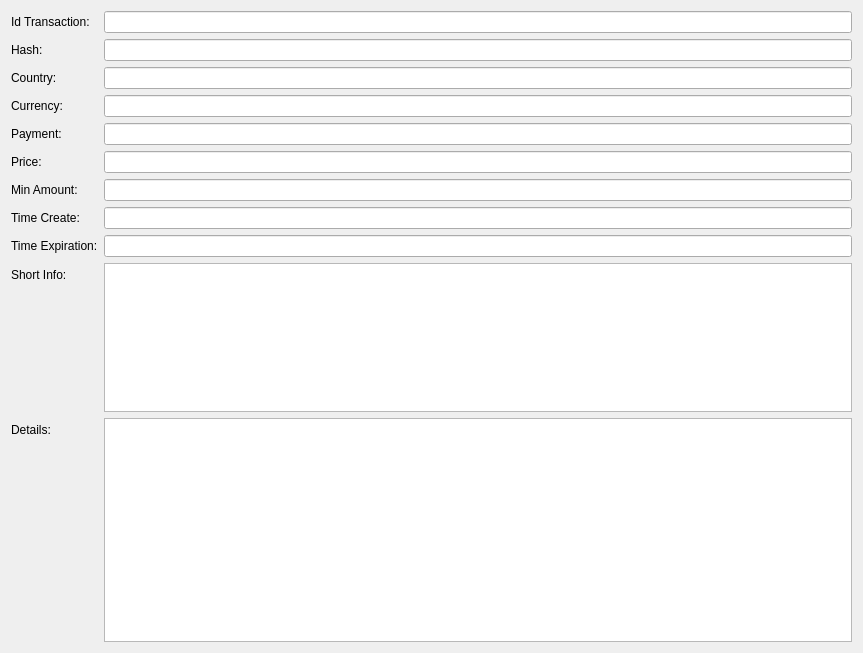
ivansib/sibcoin-old, file src/qt/forms/offerdetails.ui: the form before one commit.
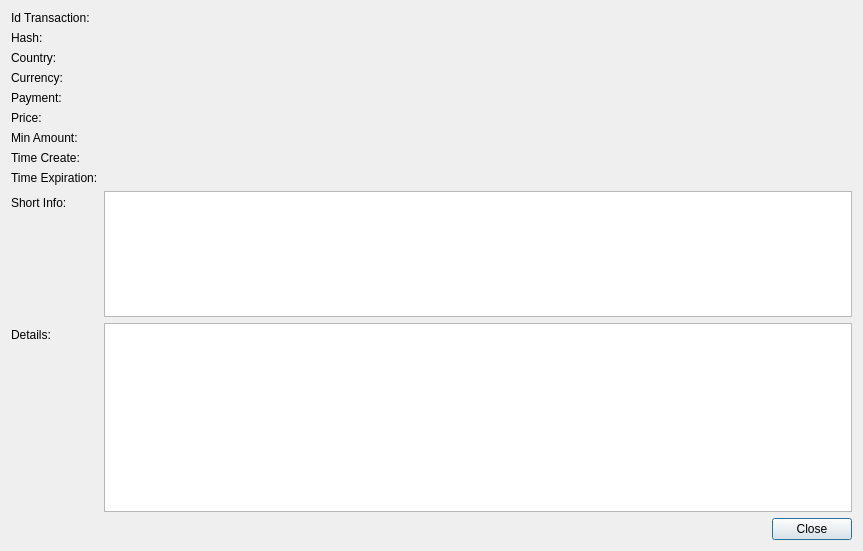
The form after the commit.

Commit message: edit form OfferDetails

Diff of the .ui file:
```diff
--- a/src/qt/forms/offerdetails.ui
+++ b/src/qt/forms/offerdetails.ui
@@ -7,7 +7,7 @@
     <x>0</x>
     <y>0</y>
     <width>863</width>
-    <height>653</height>
+    <height>551</height>
    </rect>
   </property>
   <property name="windowTitle">
@@ -22,9 +22,18 @@
     </widget>
    </item>
    <item row="0" column="1">
-    <widget class="QLineEdit" name="lEditId">
-     <property name="readOnly">
-      <bool>true</bool>
+    <widget class="QLabel" name="lEditId">
+     <property name="sizePolicy">
+      <sizepolicy hsizetype="Expanding" vsizetype="Preferred">
+       <horstretch>0</horstretch>
+       <verstretch>0</verstretch>
+      </sizepolicy>
+     </property>
+     <property name="text">
+      <string/>
+     </property>
+     <property name="textInteractionFlags">
+      <set>Qt::LinksAccessibleByMouse|Qt::TextSelectableByMouse</set>
      </property>
     </widget>
    </item>
@@ -36,9 +45,18 @@
     </widget>
    </item>
    <item row="1" column="1">
-    <widget class="QLineEdit" name="lEditHash">
-     <property name="readOnly">
-      <bool>true</bool>
+    <widget class="QLabel" name="lEditHash">
+     <property name="sizePolicy">
+      <sizepolicy hsizetype="Expanding" vsizetype="Preferred">
+       <horstretch>0</horstretch>
+       <verstretch>0</verstretch>
+      </sizepolicy>
+     </property>
+     <property name="text">
+      <string/>
+     </property>
+     <property name="textInteractionFlags">
+      <set>Qt::LinksAccessibleByMouse|Qt::TextSelectableByMouse</set>
      </property>
     </widget>
    </item>
@@ -50,9 +68,18 @@
     </widget>
    </item>
    <item row="2" column="1">
-    <widget class="QLineEdit" name="lEditCountry">
-     <property name="readOnly">
-      <bool>true</bool>
+    <widget class="QLabel" name="lEditCountry">
+     <property name="sizePolicy">
+      <sizepolicy hsizetype="Expanding" vsizetype="Preferred">
+       <horstretch>0</horstretch>
+       <verstretch>0</verstretch>
+      </sizepolicy>
+     </property>
+     <property name="text">
+      <string/>
+     </property>
+     <property name="textInteractionFlags">
+      <set>Qt::LinksAccessibleByMouse|Qt::TextSelectableByMouse</set>
      </property>
     </widget>
    </item>
@@ -64,9 +91,18 @@
     </widget>
    </item>
    <item row="3" column="1">
-    <widget class="QLineEdit" name="lEditCurrency">
-     <property name="readOnly">
-      <bool>true</bool>
+    <widget class="QLabel" name="lEditCurrency">
+     <property name="sizePolicy">
+      <sizepolicy hsizetype="Expanding" vsizetype="Preferred">
+       <horstretch>0</horstretch>
+       <verstretch>0</verstretch>
+      </sizepolicy>
+     </property>
+     <property name="text">
+      <string/>
+     </property>
+     <property name="textInteractionFlags">
+      <set>Qt::LinksAccessibleByMouse|Qt::TextSelectableByMouse</set>
      </property>
     </widget>
    </item>
@@ -78,9 +114,18 @@
     </widget>
    </item>
    <item row="4" column="1">
-    <widget class="QLineEdit" name="lEditPayment">
-     <property name="readOnly">
-      <bool>true</bool>
+    <widget class="QLabel" name="lEditPayment">
+     <property name="sizePolicy">
+      <sizepolicy hsizetype="Expanding" vsizetype="Preferred">
+       <horstretch>0</horstretch>
+       <verstretch>0</verstretch>
+      </sizepolicy>
+     </property>
+     <property name="text">
+      <string/>
+     </property>
+     <property name="textInteractionFlags">
+      <set>Qt::LinksAccessibleByMouse|Qt::TextSelectableByMouse</set>
      </property>
     </widget>
    </item>
@@ -92,9 +137,18 @@
     </widget>
    </item>
    <item row="5" column="1">
-    <widget class="QLineEdit" name="lEditPrice">
-     <property name="readOnly">
-      <bool>true</bool>
+    <widget class="QLabel" name="lEditPrice">
+     <property name="sizePolicy">
+      <sizepolicy hsizetype="Expanding" vsizetype="Preferred">
+       <horstretch>0</horstretch>
+       <verstretch>0</verstretch>
+      </sizepolicy>
+     </property>
+     <property name="text">
+      <string/>
+     </property>
+     <property name="textInteractionFlags">
+      <set>Qt::LinksAccessibleByMouse|Qt::TextSelectableByMouse</set>
      </property>
     </widget>
    </item>
@@ -106,9 +160,18 @@
     </widget>
    </item>
    <item row="6" column="1">
-    <widget class="QLineEdit" name="lEditMinAmount">
-     <property name="readOnly">
-      <bool>true</bool>
+    <widget class="QLabel" name="lEditMinAmount">
+     <property name="sizePolicy">
+      <sizepolicy hsizetype="Expanding" vsizetype="Preferred">
+       <horstretch>0</horstretch>
+       <verstretch>0</verstretch>
+      </sizepolicy>
+     </property>
+     <property name="text">
+      <string/>
+     </property>
+     <property name="textInteractionFlags">
+      <set>Qt::LinksAccessibleByMouse|Qt::TextSelectableByMouse</set>
      </property>
     </widget>
    </item>
@@ -120,9 +183,18 @@
     </widget>
    </item>
    <item row="7" column="1">
-    <widget class="QLineEdit" name="lEditTimeCreate">
-     <property name="readOnly">
-      <bool>true</bool>
+    <widget class="QLabel" name="lEditTimeCreate">
+     <property name="sizePolicy">
+      <sizepolicy hsizetype="Expanding" vsizetype="Preferred">
+       <horstretch>0</horstretch>
+       <verstretch>0</verstretch>
+      </sizepolicy>
+     </property>
+     <property name="text">
+      <string/>
+     </property>
+     <property name="textInteractionFlags">
+      <set>Qt::LinksAccessibleByMouse|Qt::TextSelectableByMouse</set>
      </property>
     </widget>
    </item>
@@ -134,9 +206,18 @@
     </widget>
    </item>
    <item row="8" column="1">
-    <widget class="QLineEdit" name="lEditTimeExpiration">
-     <property name="readOnly">
-      <bool>true</bool>
+    <widget class="QLabel" name="lEditTimeExpiration">
+     <property name="sizePolicy">
+      <sizepolicy hsizetype="Expanding" vsizetype="Preferred">
+       <horstretch>0</horstretch>
+       <verstretch>0</verstretch>
+      </sizepolicy>
+     </property>
+     <property name="text">
+      <string/>
+     </property>
+     <property name="textInteractionFlags">
+      <set>Qt::LinksAccessibleByMouse|Qt::TextSelectableByMouse</set>
      </property>
     </widget>
    </item>
@@ -148,7 +229,7 @@
     </widget>
    </item>
    <item row="9" column="1">
-    <widget class="QTextEdit" name="tEditShortInfo">
+    <widget class="QTextBrowser" name="tEditShortInfo">
      <property name="sizePolicy">
       <sizepolicy hsizetype="Expanding" vsizetype="Expanding">
        <horstretch>0</horstretch>
@@ -168,7 +249,7 @@
     </widget>
    </item>
    <item row="10" column="1">
-    <widget class="QTextEdit" name="tEditDetails">
+    <widget class="QTextBrowser" name="tEditDetails">
      <property name="sizePolicy">
       <sizepolicy hsizetype="Expanding" vsizetype="Expanding">
        <horstretch>0</horstretch>
@@ -180,6 +261,30 @@
      </property>
     </widget>
    </item>
+   <item row="11" column="1">
+    <layout class="QHBoxLayout" name="horizontalLayout">
+     <item>
+      <spacer name="horizontalSpacer">
+       <property name="orientation">
+        <enum>Qt::Horizontal</enum>
+       </property>
+       <property name="sizeHint" stdset="0">
+        <size>
+         <width>40</width>
+         <height>20</height>
+        </size>
+       </property>
+      </spacer>
+     </item>
+     <item>
+      <widget class="QPushButton" name="btnClose">
+       <property name="text">
+        <string>Close</string>
+       </property>
+      </widget>
+     </item>
+    </layout>
+   </item>
   </layout>
  </widget>
  <resources/>
```
The commit also changes 3 other files.
